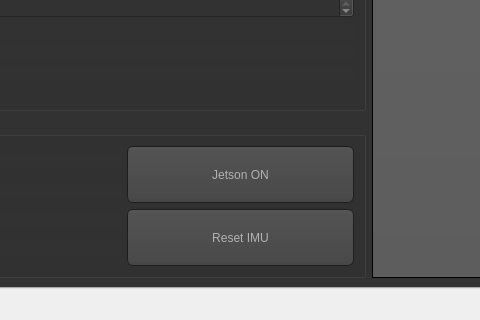
The window that mainwindow.ui (hidronautics/control) describes before a commit, drawn with Qt 5; both pictures show x 139 to 619 and y 429 to 749 of the 1500 by 749 pixel window.
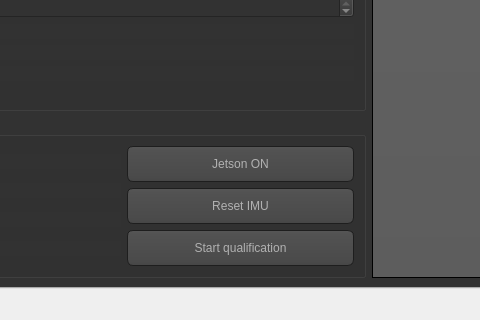
The same window after the commit. The open tabs and pages were chosen to show the change. Icons and pictures are not drawn.

Commit message: Added start qualification button

The edit to the form file:
```diff
--- a/mainwindow.ui
+++ b/mainwindow.ui
@@ -1107,6 +1107,19 @@
                      </property>
                     </widget>
                    </item>
+                   <item>
+                    <widget class="QPushButton" name="pushButtonStartQualification">
+                     <property name="sizePolicy">
+                      <sizepolicy hsizetype="Minimum" vsizetype="Minimum">
+                       <horstretch>0</horstretch>
+                       <verstretch>0</verstretch>
+                      </sizepolicy>
+                     </property>
+                     <property name="text">
+                      <string>Start qualification</string>
+                     </property>
+                    </widget>
+                   </item>
                   </layout>
                  </item>
                 </layout>
```
Left out of the diff: 2 changed lines with no effect on the pictures. The commit also changes 6 other files.
